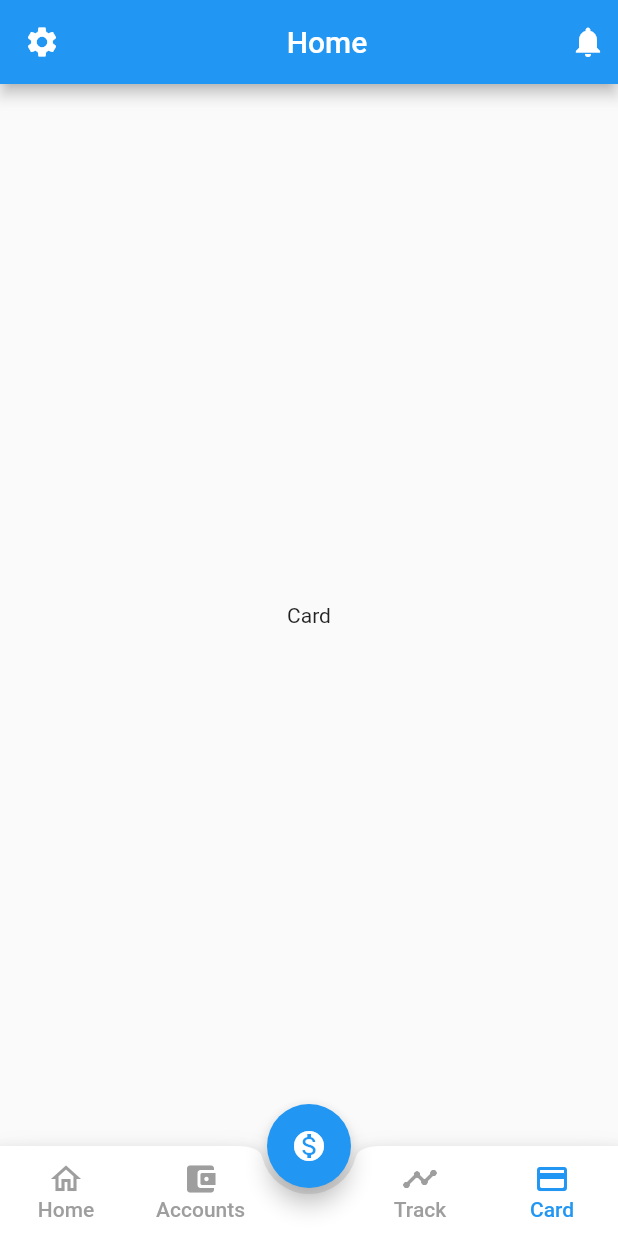
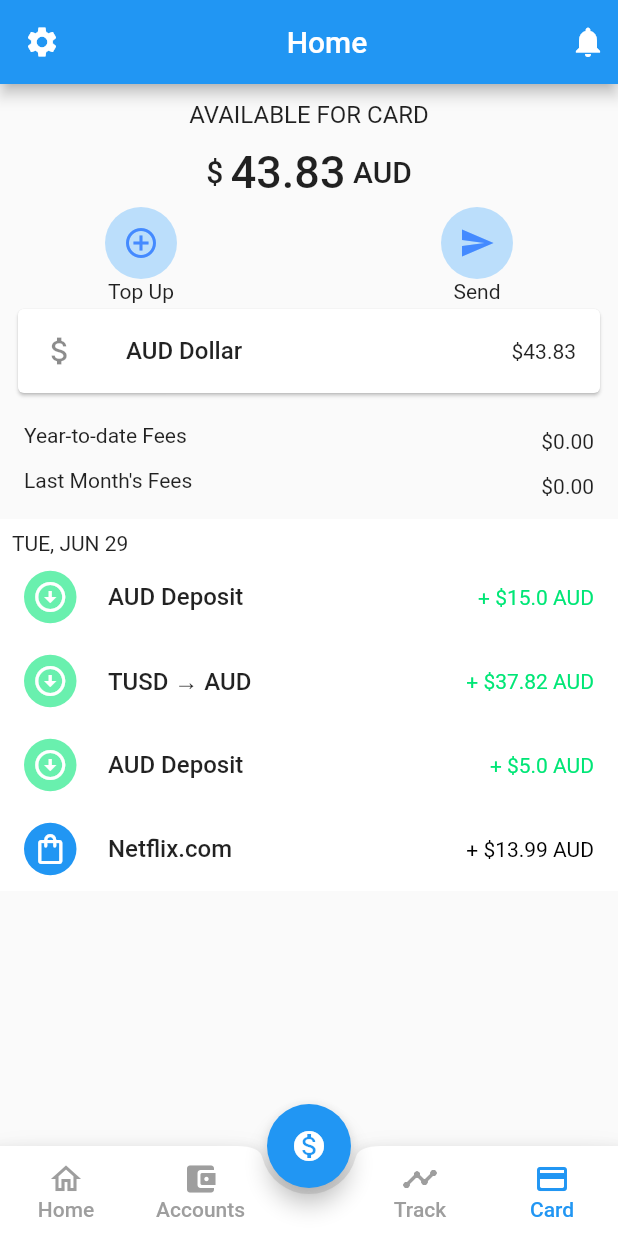
Before and after one commit to undisputedcoder/eMoney, a Flutter app: the screen it shows after launch, item 2 of the bottom bar chosen, after a tap on "Card", on a phone screen of 412 x 824 dp. Run offline on Flutter 3.47's test engine with Material 2 defaults, Android fonts, the phone set to English and light mode, and no system bars.

Commit message:
Added card screen

```diff
--- a/lib/screens/card.dart
+++ b/lib/screens/card.dart
@@ -1,12 +1,125 @@
+import 'package:app/widgets/balance.dart';
 import 'package:flutter/cupertino.dart';
 import 'package:flutter/material.dart';
 
 class CreditCard extends StatelessWidget {
+  final List<String> transactions = ['AUD Deposit', 'TUSD → AUD', 'AUD Deposit', 'Netflix.com'];
+  final List<num> amount = [15.00, 37.82, 5.00, 13.99];
+
   @override
   Widget build(BuildContext context) {
     return Scaffold(
-      body: Container(
-        child: Center(child: Text("Card")),
+      body: Column(
+        children: [
+          Column(
+            children: [
+              Padding(
+                padding: const EdgeInsets.all(11.0),
+                child: Text("Available for card".toUpperCase(),
+                  style: TextStyle(
+                      fontSize: 16.0
+                  ),
+                ),
+              ),
+              Padding(
+                padding: const EdgeInsets.only(bottom: 6.0),
+                child: Row(
+                  mainAxisAlignment: MainAxisAlignment.center,
+                  children: [
+                    Text("\$ ",
+                      style: TextStyle(
+                          fontSize: 20,
+                          fontWeight: FontWeight.w500
+                      ),
+                    ),
+                    Text('43.83',
+                      style: TextStyle(
+                          fontSize: 30,
+                          fontWeight: FontWeight.w500
+                      ),
+                    ),
+                    Text(" AUD",
+                      style: TextStyle(
+                          fontSize: 20,
+                          fontWeight: FontWeight.w500
+                      ),
+                    ),
+                  ],
+                ),
+              ),
+            ],
+          ),
+          Padding(
+            padding: const EdgeInsets.only(left: 70.0, right: 70.0),
+            child: Row(
+              mainAxisAlignment: MainAxisAlignment.spaceBetween,
+              children: [
+                Column(
+                  children: [
+                    Container(decoration: BoxDecoration(shape: BoxShape.circle, color: Colors.blue[100]), child: IconButton(onPressed: () {print('top up pressed');}, icon: Icon(Icons.add_circle_outline, color: Colors.blueAccent))),
+                    Text("Top Up"),
+                  ],
+                ),
+                Column(
+                  children: [
+                    Container(decoration: BoxDecoration(shape: BoxShape.circle, color: Colors.blue[100]), child: IconButton(onPressed: () {print('send pressed');}, icon: Icon(Icons.send, color: Colors.blueAccent))),
+                    Text("Send"),
+                  ],
+                ),
+              ],
+            ),
+          ),
+          Padding(
+            padding: const EdgeInsets.only(left: 8.0, right: 8.0),
+            child: Card(
+              child: ListTile(
+                leading: Icon(Icons.attach_money_sharp),
+                title: Text("AUD Dollar", style: TextStyle(fontWeight: FontWeight.w500)),
+                trailing: Text("\$43.83"),
+              ),
+            ),
+          ),
+          SizedBox(
+            height: 30,
+            child: ListTile(
+              leading: Text("Year-to-date Fees"),
+              trailing: Text("\$0.00"),
+            ),
+          ),
+          SizedBox(
+            height: 50,
+            child: ListTile(
+              leading: Text("Last Month's Fees"),
+              trailing: Text("\$0.00"),
+            ),
+          ),
+          Container(
+            color: Colors.white,
+            child: Column(
+              children: [
+                Padding(
+                  padding: const EdgeInsets.only(top: 8.0, left: 8.0),
+                  child: Align(
+                    alignment: Alignment.topLeft,
+                      child: Text("Tue, Jun 29".toUpperCase())
+                  ),
+                ),
+                ListView.builder(
+                  scrollDirection: Axis.vertical,
+                  shrinkWrap: true,
+                  itemCount: transactions.length,
+                  itemBuilder: (BuildContext context, int index) {
+                    return ListTile(
+                      leading: index == 3 ?  Container(width: 35, height: 35, decoration: BoxDecoration(shape: BoxShape.circle, color: Colors.blue) ,child: Icon(Icons.shopping_bag_outlined, color: Colors.white)) : Container(width: 35, height: 35, decoration: BoxDecoration(shape: BoxShape.circle, color: Colors.greenAccent), child: Icon(Icons.arrow_circle_down_sharp, color: Colors.white)),
+                      title: Text(transactions[index], style: TextStyle(fontWeight: FontWeight.w500),),
+                      trailing: Text("+ \$${amount[index]} AUD", style: TextStyle(color: index == 3 ? Colors.black : Colors.greenAccent[400])),
+                    );
+                  },
+                )
+              ],
+            ),
+          )
+        ],
       ),
     );
   }
```
